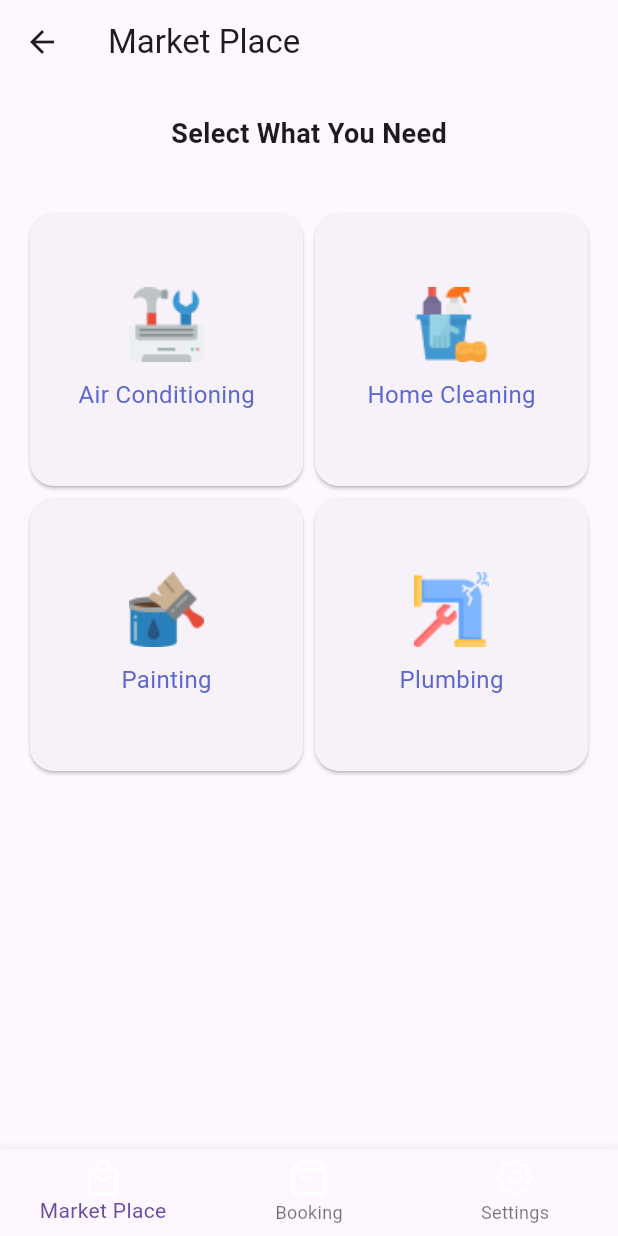
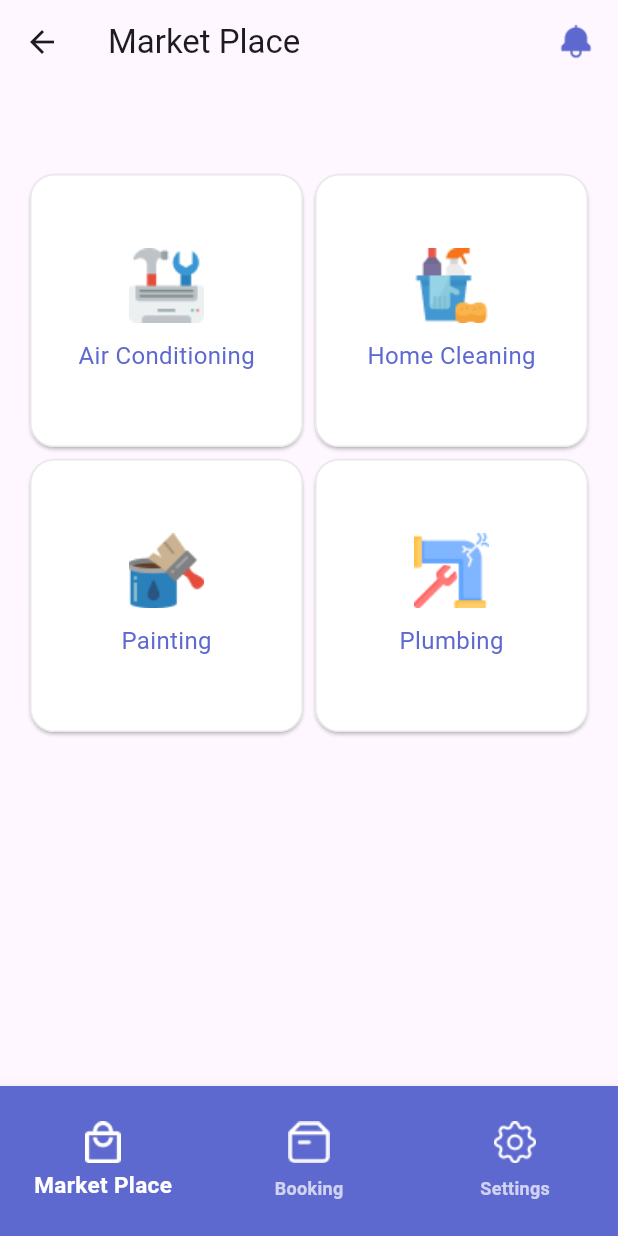
Before and after one commit to INTEL-ONBOARD/hsp, a Flutter app: the screen it shows after launch, on a phone screen of 412 x 824 dp. Run offline on Flutter 3.47's test engine with Material 3 defaults, Android fonts, the phone set to English and light mode, and no system bars.

Commit message:
update home_page.dart: minor ui enhancements, icons were replaced with images in assets folder, renamed folder name assests with assets.

```diff
--- a/lib/pages/home_page.dart
+++ b/lib/pages/home_page.dart
@@ -19,50 +19,81 @@ class _HomePageState extends State<HomePage> {
     const BookingPage(),
     const SettingsPage(),
   ];
-
   @override
   Widget build(BuildContext context) {
     return Scaffold(
       appBar: AppBar(
-        title: const Text('Market Place'),
+          title: Row(
+            mainAxisAlignment: MainAxisAlignment.spaceBetween,
+            children: [
+              const Text('Market Place'),
+              Image.asset('lib/assets/notification-bell.png', width: 24, height: 24,),
+            ]
+          ),
       ),
       body: _pages[_currentIndex],
-      bottomNavigationBar: BottomNavigationBar(
+      bottomNavigationBar: Theme(
+        data: Theme.of(context).copyWith(
+          bottomNavigationBarTheme: const BottomNavigationBarThemeData(
+            selectedLabelStyle: TextStyle(fontSize: 15, fontWeight: FontWeight.bold,),
+            unselectedLabelStyle: TextStyle(fontSize: 12, fontWeight: FontWeight.bold,),
+            selectedItemColor: Colors.white, // Text color for the selected item
+            unselectedItemColor: Colors.white70, // Text color for unselected items
+          ),
+        ),
+        child: SizedBox(
+          height: 100, // Custom height for the BottomNavigationBar
+          child: BottomNavigationBar(
             currentIndex: _currentIndex,
+            backgroundColor: const Color.fromRGBO(94, 105, 207, 1),
             onTap: (index) {
               setState(() {
                 _currentIndex = index;
               });
             },
+
             items: [
               BottomNavigationBarItem(
-            icon: Image.asset(
-              'lib/assets/market-place.png', // Dummy image path for "Market Place"
-              width: 24,
-              height: 24,
+                icon: Padding(
+                  padding: const EdgeInsets.only(bottom: 4.0), // Adds margin between icon and label
+                  child: Image.asset(
+                    'lib/assets/market-place.png',
+                    width: 28,
+                    height: 28,
+                  ),
                 ),
                 label: 'Market Place',
               ),
               BottomNavigationBarItem(
-            icon: Image.asset(
-              'lib/assets/booking.png', // Dummy image path for "Booking"
-              width: 24,
-              height: 24,
+                icon: Padding(
+                  padding: const EdgeInsets.only(bottom: 4.0), // Adds margin between icon and label
+                  child: Image.asset(
+                    'lib/assets/booking.png',
+                    width: 28,
+                    height: 28,
+                  ),
                 ),
                 label: 'Booking',
               ),
               BottomNavigationBarItem(
-            icon: Image.asset(
-              'lib/assets/settings.png', // Dummy image path for "Settings"
-              width: 24,
-              height: 24,
+                icon: Padding(
+                  padding: const EdgeInsets.only(bottom: 4.0), // Adds margin between icon and label
+                  child: Image.asset(
+                    'lib/assets/settings.png',
+                    width: 28,
+                    height: 28,
+                  ),
                 ),
                 label: 'Settings',
               ),
             ],
           ),
+        ),
+      ),
     );
   }
+
+
 
 }
 
@@ -74,10 +105,11 @@ class MarketPlacePage extends StatelessWidget {
     return Column(
       children: [
         const SizedBox(height: 20),
+        /*
         const Text(
-          'Select What You Need',
+          'Select What You Needddd',
           style: TextStyle(fontSize: 18, fontWeight: FontWeight.bold),
-        ),
+        ),*/
         const SizedBox(height: 20),
         Expanded(
           child: GridView.count(
@@ -122,9 +154,14 @@ class MarketPlacePage extends StatelessWidget {
         Navigator.pushNamed(context, route);
       },
       child: Card(
-        elevation: 1,
+        //elevation: 3,
+        color: Colors.white,
         shape: RoundedRectangleBorder(
           borderRadius: BorderRadius.circular(16),
+          side: const BorderSide(
+            color: Color.fromRGBO(232, 232, 232, 1),
+            width: 1,
+          ),
         ),
         child: Column(
           mainAxisAlignment: MainAxisAlignment.center,
@@ -138,8 +175,7 @@ class MarketPlacePage extends StatelessWidget {
             const SizedBox(height: 10),
             Text(
               title,
-              style: const TextStyle(fontSize: 16, fontWeight: FontWeight.normal, color: Color.fromRGBO(94, 105, 207, 1)), //rgba(94, 105, 207, 1)
-            ),
+              style: const TextStyle(fontSize: 16, fontWeight: FontWeight.normal, color: Color.fromRGBO(94, 105, 207, 1))),
           ],
         ),
       ),
```
Lines whose indentation alone changed are shown as unchanged.
